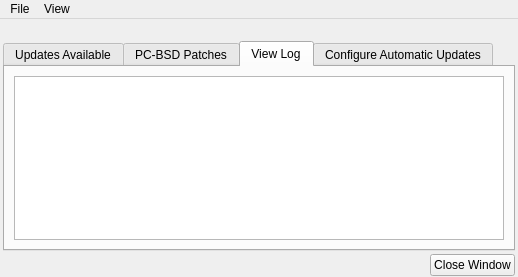
First picture: the form in src-qt5/pc-updategui/mainUI.ui, repository trueos/pcbsd, before the edit.
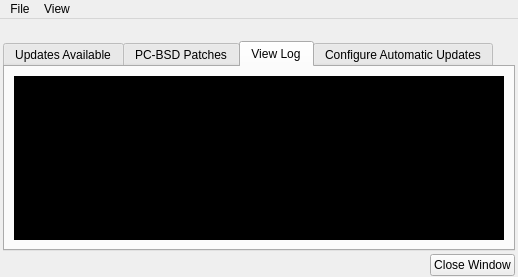
Second picture: the form after the edit. The open tabs and pages were chosen to show the change. Icons and pictures are not drawn.

Commit message: Update UI: Console like (white on black) log widget color

What changed in the file:
```diff
--- a/src-qt5/pc-updategui/mainUI.ui
+++ b/src-qt5/pc-updategui/mainUI.ui
@@ -233,6 +233,10 @@
        <layout class="QVBoxLayout" name="verticalLayout_2">
         <item>
          <widget class="QPlainTextEdit" name="text_log">
+          <property name="styleSheet">
+           <string notr="true">background-color: rgb(0, 0, 0);
+color: rgb(255, 255, 255);</string>
+          </property>
           <property name="readOnly">
            <bool>true</bool>
           </property>
```
Left out of the diff: 2 changed lines with no effect on the pictures.
